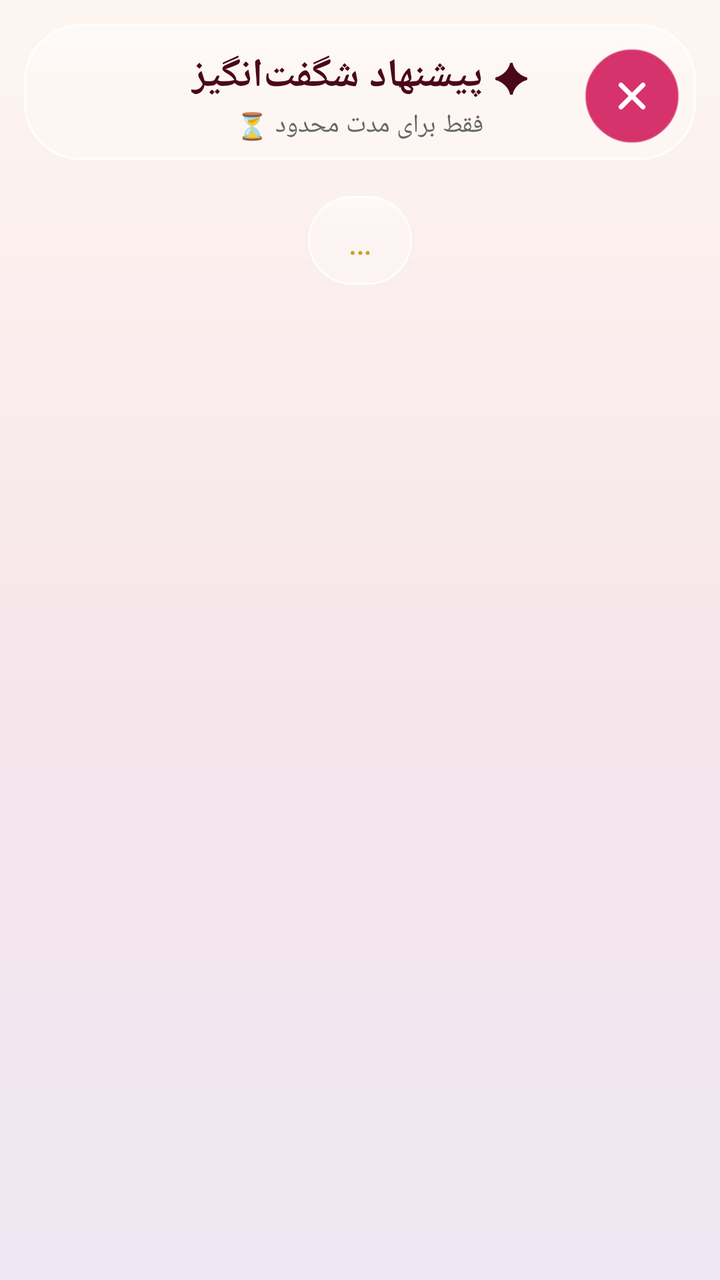
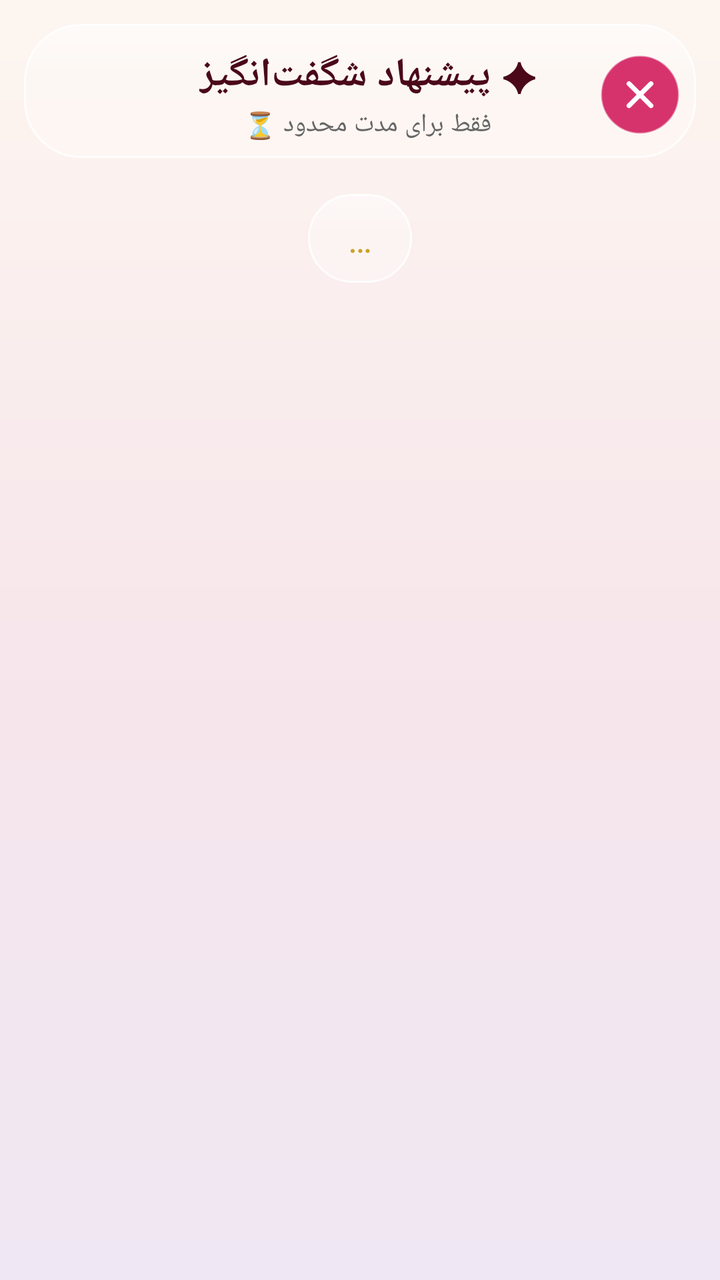

An Android layout rendered at two revisions. The XML below is the earlier revision; the diff shows what the commit changed to produce the second picture.
<!-- AndroidManifest.xml: application theme Theme.AramisBeauty -->
<!-- res/layout/activity_deals.xml -->
<?xml version="1.0" encoding="utf-8"?>
<LinearLayout xmlns:android="http://schemas.android.com/apk/res/android"
    android:layout_width="match_parent"
    android:layout_height="match_parent"
    android:background="@drawable/glass_bg_gradient"
    android:layoutDirection="rtl"
    android:orientation="vertical">

    <LinearLayout
        android:layout_width="match_parent"
        android:layout_height="wrap_content"
        android:layout_marginStart="12dp"
        android:layout_marginEnd="12dp"
        android:layout_marginTop="12dp"
        android:background="@drawable/glass_pill"
        android:gravity="center_vertical"
        android:orientation="horizontal"
        android:paddingStart="8dp"
        android:paddingEnd="16dp"
        android:paddingTop="12dp"
        android:paddingBottom="8dp">

        <ImageButton
            android:id="@+id/deals_close"
            android:layout_width="48dp"
            android:layout_height="48dp"
            android:background="@drawable/btn_close_circle"
            android:contentDescription="بستن"
            android:scaleType="center"
            android:src="@drawable/ic_close" />

        <LinearLayout
            android:layout_width="0dp"
            android:layout_height="wrap_content"
            android:layout_weight="1"
            android:gravity="center"
            android:orientation="vertical">

            <TextView
                android:id="@+id/deals_title"
                android:layout_width="wrap_content"
                android:layout_height="wrap_content"
                android:fontFamily="@font/vazirmatn"
                android:text="✦ پیشنهاد شگفت‌انگیز"
                android:textColor="@color/burgundy_dark"
                android:textSize="20sp"
                android:textStyle="bold" />

            <TextView
                android:layout_width="wrap_content"
                android:layout_height="wrap_content"
                android:layout_marginTop="2dp"
                android:fontFamily="@font/vazirmatn"
                android:text="فقط برای مدت محدود ⏳"
                android:textColor="@color/gray_text"
                android:textSize="13sp" />
        </LinearLayout>

        <View
            android:layout_width="40dp"
            android:layout_height="40dp" />
    </LinearLayout>

    
    <TextView
        android:id="@+id/deals_countdown"
        android:layout_width="wrap_content"
        android:layout_height="wrap_content"
        android:layout_gravity="center_horizontal"
        android:layout_marginTop="18dp"
        android:background="@drawable/glass_panel"
        android:fontFamily="@font/vazirmatn_bold"
        android:paddingStart="20dp"
        android:paddingEnd="20dp"
        android:paddingTop="10dp"
        android:paddingBottom="10dp"
        android:text="…"
        android:textColor="@color/gold"
        android:textSize="18sp" />

    <ScrollView
        android:layout_width="match_parent"
        android:layout_height="0dp"
        android:layout_weight="1">

        <LinearLayout
            android:id="@+id/deals_products"
            android:layout_width="match_parent"
            android:layout_height="wrap_content"
            android:orientation="vertical"
            android:paddingStart="16dp"
            android:paddingEnd="16dp"
            android:paddingTop="16dp"
            android:paddingBottom="24dp" />
    </ScrollView>

</LinearLayout>
<!-- resources referenced by this layout -->
<resources>
  <color name="burgundy_dark">#4A0819</color>
  <color name="gold">#C9A227</color>
  <color name="gray_text">#666666</color>
  <!-- drawable btn_close_circle (drawable) -->
  <?xml version="1.0" encoding="utf-8"?>
  <shape xmlns:android="http://schemas.android.com/apk/res/android"
      android:shape="oval">
      <solid android:color="@color/deals_pink" />
      <stroke
          android:width="1dp"
          android:color="#80FFFFFF" />
  </shape>
  <!-- drawable glass_bg_gradient (drawable) -->
  <?xml version="1.0" encoding="utf-8"?>
  <shape xmlns:android="http://schemas.android.com/apk/res/android"
      android:shape="rectangle">
      <gradient
          android:angle="270"
          android:centerColor="#F7E6EB"
          android:endColor="#EFE7F3"
          android:startColor="#FDF6F0"
          android:type="linear" />
  </shape>
  <!-- drawable glass_panel (drawable) -->
  <?xml version="1.0" encoding="utf-8"?>
  <layer-list xmlns:android="http://schemas.android.com/apk/res/android">
      <item>
          <shape android:shape="rectangle">
              <solid android:color="#40FFFFFF" />
              <stroke
                  android:width="1dp"
                  android:color="#D9FFFFFF" />
              <corners android:radius="24dp" />
          </shape>
      </item>
      <item>
          <shape android:shape="rectangle">
              <gradient
                  android:angle="270"
                  android:centerColor="#00FFFFFF"
                  android:endColor="#00FFFFFF"
                  android:startColor="#59FFFFFF"
                  android:type="linear" />
              <corners android:radius="24dp" />
          </shape>
      </item>
  </layer-list>
  <!-- drawable glass_pill (drawable) -->
  <?xml version="1.0" encoding="utf-8"?>
  <layer-list xmlns:android="http://schemas.android.com/apk/res/android">
      <item>
          <shape android:shape="rectangle">
              <solid android:color="#40FFFFFF" />
              <stroke
                  android:width="1dp"
                  android:color="#D9FFFFFF" />
              <corners android:radius="28dp" />
          </shape>
      </item>
      <item>
          <shape android:shape="rectangle">
              <gradient
                  android:angle="270"
                  android:centerColor="#00FFFFFF"
                  android:endColor="#00FFFFFF"
                  android:startColor="#59FFFFFF"
                  android:type="linear" />
              <corners android:radius="28dp" />
          </shape>
      </item>
  </layer-list>
  <!-- drawable ic_close (drawable) -->
  <?xml version="1.0" encoding="utf-8"?>
  <vector xmlns:android="http://schemas.android.com/apk/res/android"
      android:width="24dp"
      android:height="24dp"
      android:viewportWidth="24"
      android:viewportHeight="24">
      <path
          android:strokeColor="#FFFFFF"
          android:strokeWidth="2.4"
          android:strokeLineCap="round"
          android:pathData="M6.5,6.5 L17.5,17.5" />
      <path
          android:strokeColor="#FFFFFF"
          android:strokeWidth="2.4"
          android:strokeLineCap="round"
          android:pathData="M17.5,6.5 L6.5,17.5" />
  </vector>
  <style name="Theme.AramisBeauty" parent="Theme.Material3.DayNight.NoActionBar">
          <item name="colorPrimary">@color/burgundy</item>
          <item name="colorPrimaryDark">@color/burgundy_dark</item>
          <item name="colorOnPrimary">@color/white</item>
          <item name="colorSecondary">@color/gold</item>
          <item name="android:windowBackground">@color/white</item>
          <item name="colorSurface">@color/white</item>
      </style>
  <color name="deals_pink">#D6336C</color>
  <color name="burgundy">#6E0B28</color>
  <color name="white">#FFFFFF</color>
</resources>

<!-- the commit's change to res/layout/activity_deals.xml (unified diff, before → after) -->
@@ -22,8 +22,8 @@
 
         <ImageButton
             android:id="@+id/deals_close"
-            android:layout_width="48dp"
-            android:layout_height="48dp"
+            android:layout_width="40dp"
+            android:layout_height="40dp"
             android:background="@drawable/btn_close_circle"
             android:contentDescription="بستن"
             android:scaleType="center"
